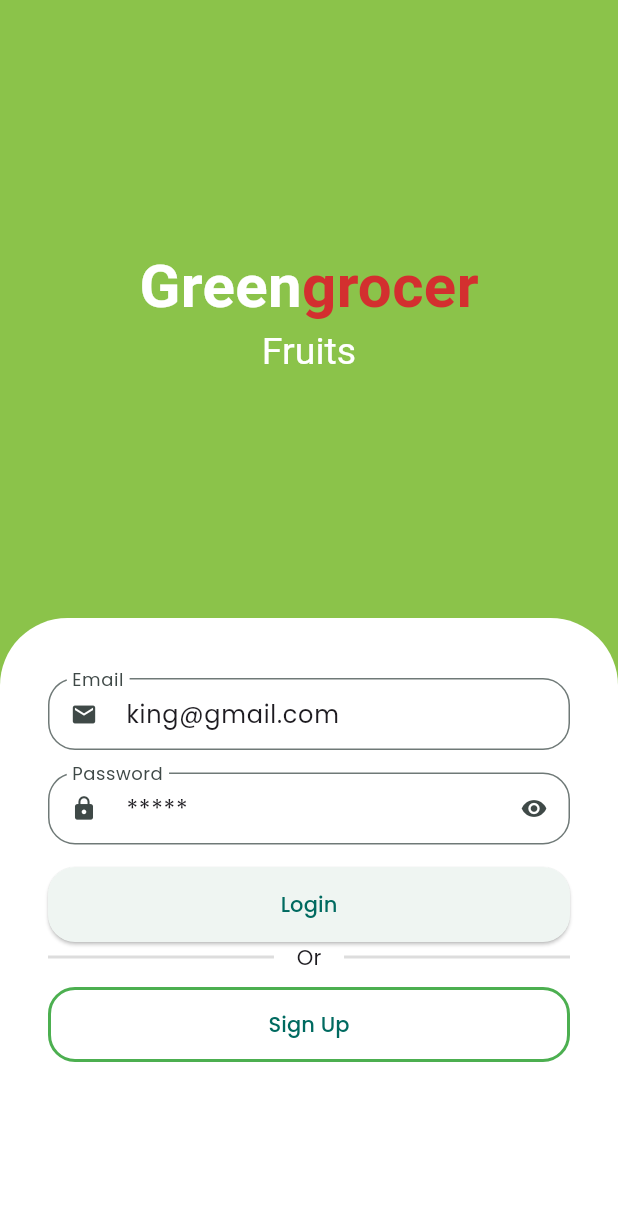
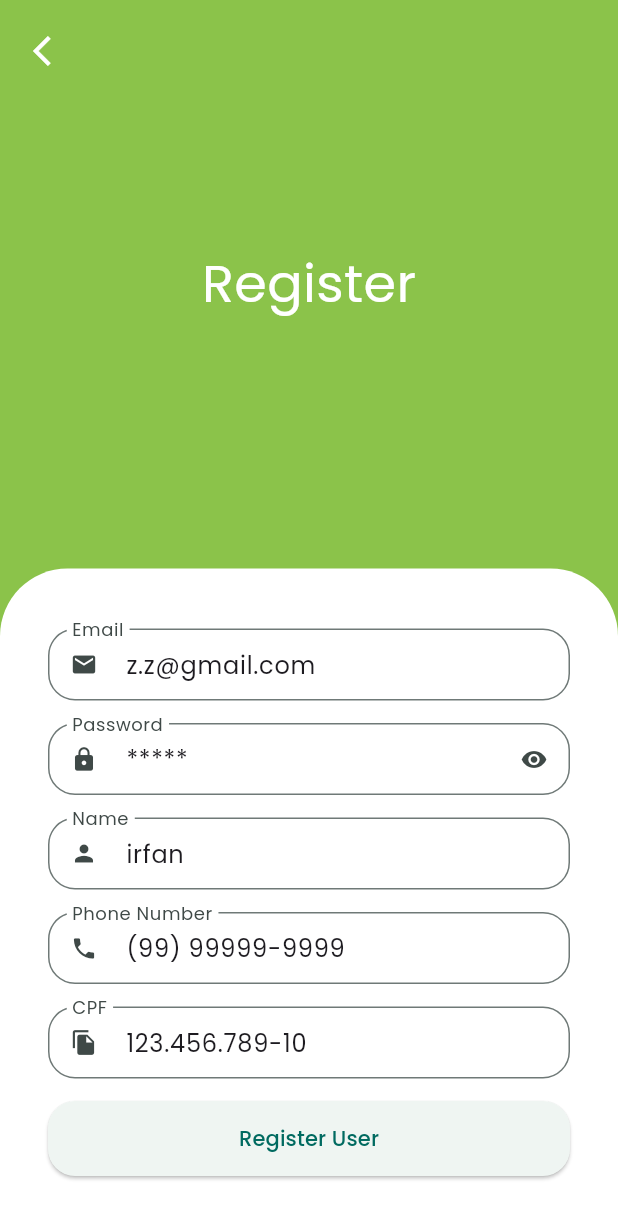
Before and after one commit to kingirfan/mvvm_with_bloc, a Flutter app: the screen it shows after launch, after a tap on "Sign Up", on a phone screen of 412 x 824 dp. Shown: the top 1219 px of the screen. Run offline on Flutter 3.47's test engine with Material 3 defaults, Android fonts, the phone set to English and light mode, and no system bars; drawn by our look-alikes of animated_text_kit; our stand-ins replace connectivity_plus, dio, equatable, flutter_bloc, get_it, go_router and 2 more; network calls fail.

```diff
--- a/lib/core/app/routes.dart
+++ b/lib/core/app/routes.dart
@@ -44,6 +44,7 @@
 //   },
 // );
 
+import 'package:bloc_with_mvvm/feature/auth/presentation/pages/sign_up_page.dart';
 import 'package:flutter/material.dart';
 import 'package:go_router/go_router.dart';
 
@@ -69,6 +70,10 @@ final router = GoRouter(
       builder: (context, state) => const SplashPage(),
     ),
     GoRoute(
+      path: '/register',
+      name: 'register',
+      builder: (context, state) => const SignUpPage(),
+    ),GoRoute(
       path: '/home',
       name: 'home',
       builder: (context, state) => const HomeOage(),
--- a/lib/core/di/locator.dart
+++ b/lib/core/di/locator.dart
@@ -1,3 +1,4 @@
+import 'package:bloc_with_mvvm/feature/auth/domain/usecase/sign_up_usecase.dart';
 import 'package:dio/dio.dart';
 import 'package:get_it/get_it.dart';
 
@@ -20,9 +21,14 @@ Future<void> setUpLocator() async {
   // UseCases
   sl.registerLazySingleton(() => ValidateTokenUseCase(sl()));
   sl.registerLazySingleton(() => LoginUseCase(sl()));
+  sl.registerLazySingleton(() => SignUpUseCase(sl()));
 
   // BLoCs
   sl.registerFactory(
-    () => AuthBloc(validateTokenUseCase: sl(), loginUseCase: sl()),
+    () => AuthBloc(
+      validateTokenUseCase: sl(),
+      loginUseCase: sl(),
+      signUpUseCase: sl(),
+    ),
   );
 }
--- a/lib/feature/auth/domain/repository/auth_repository.dart
+++ b/lib/feature/auth/domain/repository/auth_repository.dart
@@ -1,4 +1,13 @@
-abstract class AuthRepository{
+abstract class AuthRepository {
   Future<String> login({required String email, required String password});
+
   Future<bool> validateToken(String token);
+
+  Future<String> signUp({
+    required String email,
+    required String password,
+    required String fullName,
+    required String phone,
+    required String cpf,
+  });
 }
--- /dev/null
+++ b/lib/feature/auth/domain/usecase/sign_up_usecase.dart
@@ -0,0 +1,23 @@
+import 'package:bloc_with_mvvm/feature/auth/domain/repository/auth_repository.dart';
+
+class SignUpUseCase {
+  SignUpUseCase(this.authRepository);
+
+  final AuthRepository authRepository;
+
+  Future<String> call({
+    required String email,
+    required String password,
+    required String fullName,
+    required String phone,
+    required String cpf,
+  }) {
+    return authRepository.signUp(
+      email: email,
+      password: password,
+      fullName: fullName,
+      phone: phone,
+      cpf: cpf,
+    );
+  }
+}
--- a/lib/feature/auth/presentation/bloc/auth_bloc.dart
+++ b/lib/feature/auth/presentation/bloc/auth_bloc.dart
@@ -1,3 +1,4 @@
+import 'package:bloc_with_mvvm/feature/auth/domain/usecase/sign_up_usecase.dart';
 import 'package:dio/dio.dart';
 import 'package:flutter_bloc/flutter_bloc.dart';
 
@@ -10,12 +11,17 @@ import 'auth_state.dart';
 
 class AuthBloc extends Bloc<AuthEvent, AuthState> {
   final LoginUseCase loginUseCase;
+  final SignUpUseCase signUpUseCase;
   final ValidateTokenUseCase validateTokenUseCase;
 
-  AuthBloc({required this.loginUseCase, required this.validateTokenUseCase})
-    : super(AuthInitial()) {
+  AuthBloc({
+    required this.loginUseCase,
+    required this.validateTokenUseCase,
+    required this.signUpUseCase,
+  }) : super(AuthInitial()) {
     on<AuthLoginRequested>(_onLoginRequested);
     on<ValidateTokenRequested>(_onValidateTokenRequested);
+    on<AuthSignUpRequested>(_onSignUpRequested);
   }
 
   Future<void> _onLoginRequested(
@@ -25,10 +31,43 @@ class AuthBloc extends Bloc<AuthEvent, AuthState> {
     emit(AuthLoading());
 
     try {
-      final token = await loginUseCase(email: event.email, password: event.password);
+      final token = await loginUseCase(
+        email: event.email,
+        password: event.password,
+      );
       emit(AuthSuccess(token));
     } on DioException catch (e) {
-      if (e.type == DioExceptionType.cancel && e.error is UnauthorizedException) return;
+      if (e.type == DioExceptionType.cancel &&
+          e.error is UnauthorizedException) {
+        return;
+      }
+
+      emit(AuthFailure(mapDioError(e)));
+    } catch (e) {
+      emit(const AuthFailure(UnknownException()));
+    }
+  }
+
+  Future<void> _onSignUpRequested(
+    AuthSignUpRequested event,
+    Emitter<AuthState> emit,
+  ) async {
+    emit(AuthLoading());
+
+    try {
+      final token = await signUpUseCase(
+        email: event.email,
+        password: event.password,
+        fullName: event.fullName,
+        phone: event.phone,
+        cpf: event.cpf,
+      );
+      emit(AuthSuccess(token));
+    } on DioException catch (e) {
+      if (e.type == DioExceptionType.cancel &&
+          e.error is UnauthorizedException) {
+        return;
+      }
 
       emit(AuthFailure(mapDioError(e)));
     } catch (e) {
--- a/lib/feature/auth/presentation/bloc/auth_event.dart
+++ b/lib/feature/auth/presentation/bloc/auth_event.dart
@@ -17,8 +17,27 @@ class AuthLoginRequested extends AuthEvent {
   List<Object> get props => [email, password];
 }
 
+class AuthSignUpRequested extends AuthEvent {
+  final String email;
+  final String password;
+  final String fullName;
+  final String phone;
+  final String cpf;
+
+  const AuthSignUpRequested({
+    required this.email,
+    required this.password,
+    required this.fullName,
+    required this.phone,
+    required this.cpf,
+  });
+
+  @override
+  List<Object> get props => [email, password, fullName, phone, cpf];
+}
 
 class ValidateTokenRequested extends AuthEvent {
   final String token;
+
   const ValidateTokenRequested(this.token);
 }
--- a/lib/feature/auth/presentation/pages/login_page.dart
+++ b/lib/feature/auth/presentation/pages/login_page.dart
@@ -52,7 +52,6 @@ class _LoginPageState extends State<LoginPage> {
             } else {
               GoRouter.of(context).go('/home');
             }
-
           } else if (state is AuthFailure) {
             Navigator.of(context).pop();
             showAppError(context, state.error);
@@ -190,7 +189,7 @@ class _LoginPageState extends State<LoginPage> {
                             height: 50,
                             child: OutlinedButton(
                               onPressed: () {
-                                // Get.toNamed(PagesRoutes.signUpRoute);
+                                GoRouter.of(context).go('/register');
                               },
                               style: OutlinedButton.styleFrom(
                                 side: const BorderSide(
--- /dev/null
+++ b/lib/feature/auth/presentation/pages/sign_up_page.dart
@@ -0,0 +1,166 @@
+import 'package:bloc_with_mvvm/core/utils/validators.dart';
+import 'package:bloc_with_mvvm/feature/auth/presentation/view_models/sign_up_view_model.dart';
+import 'package:flutter/material.dart';
+import 'package:flutter_bloc/flutter_bloc.dart';
+import 'package:go_router/go_router.dart';
+
+import '../../../../common/widgets/custom_text_fields.dart';
+import '../../../../core/theme/custom_colors.dart';
+import '../../../../core/utils/helpers/ui_helpers.dart';
+import '../../../../core/utils/navigation_history.dart';
+import '../bloc/auth_bloc.dart';
+import '../bloc/auth_state.dart';
+
+class SignUpPage extends StatefulWidget {
+  const SignUpPage({super.key});
+
+  @override
+  State<SignUpPage> createState() => _SignUpPageState();
+}
+
+class _SignUpPageState extends State<SignUpPage> {
+
+  final SignUpViewModel signUpViewModel = SignUpViewModel();
+
+  @override
+  void dispose() {
+    signUpViewModel.dispose();
+    super.dispose();
+  }
+
+  @override
+  Widget build(BuildContext context) {
+    final size = MediaQuery
+        .of(context)
+        .size;
+    return Scaffold(
+      backgroundColor: CustomColors.customSwatchColor,
+      body: BlocListener<AuthBloc, AuthState>(
+        listener: (context, state) {
+          if (state is AuthLoading) {
+            showDialog(
+              context: context,
+              barrierDismissible: false,
+              builder: (_) => const Center(child: CircularProgressIndicator()),
+            );
+          } else if (state is AuthSuccess) {
+            Navigator.of(context).pop();
+
+            final lastRoute = NavigationHistory.lastAttemptedRoute;
+            if (lastRoute != null && lastRoute != '/login') {
+              GoRouter.of(context).go(lastRoute);
+              NavigationHistory.clear();
+            } else {
+              GoRouter.of(context).go('/home');
+            }
+          } else if (state is AuthFailure) {
+            Navigator.of(context).pop();
+            showAppError(context, state.error);
+          }
+        },
+        child: SingleChildScrollView(
+          child: SizedBox(
+            height: size.height,
+            width: size.width,
+            child: Stack(
+              children: [
+                Column(
+                  children: [
+                    const Expanded(
+                      child: Center(
+                        child: Text(
+                          'Register',
+                          style: TextStyle(fontSize: 35, color: Colors.white),
+                        ),
+                      ),
+                    ),
+                    Container(
+                      padding: const EdgeInsets.symmetric(
+                        horizontal: 32,
+                        vertical: 40,
+                      ),
+                      decoration: const BoxDecoration(
+                        color: Colors.white,
+                        borderRadius: BorderRadius.vertical(
+                          top: Radius.circular(45),
+                        ),
+                      ),
+                      child: Form(
+                        key: signUpViewModel.formKey,
+                        child: Column(
+                          crossAxisAlignment: CrossAxisAlignment.stretch,
+                          children: [
+                            CustomTextField(
+                              label: 'Email',
+                              icon: Icons.email,
+                              textEditingController: signUpViewModel.emailController,
+                              validator: Validators.validateEmail,
+                              onSaved: (value) {},
+                            ),
+                            CustomTextField(
+                              textEditingController: signUpViewModel.passwordController,
+                              label: 'Password',
+                              validator: Validators.validatePassword,
+                              icon: Icons.lock,
+                              onSaved: (value) {},
+                              isSecret: true,
+                            ),
+                            CustomTextField(
+                              label: 'Name',
+                              icon: Icons.person,
+                              textEditingController: signUpViewModel.fullNameController,
+                              onSaved: (value) {},
+                            ),
+                            CustomTextField(
+                              label: 'Phone Number',
+                              icon: Icons.phone,
+                              onSaved: (value) {},
+                              textEditingController: signUpViewModel.phoneController,
+                              textInputType: TextInputType.phone,
+                            ),
+                            CustomTextField(
+                              label: 'CPF',
+                              textEditingController: signUpViewModel.cpfController,
+                              icon: Icons.file_copy,
+                              onSaved: (value) {},
+                              textInputType: TextInputType.number,
+                            ),
+                            SizedBox(
+                              height: 50,
+                              child: ElevatedButton(
+                                style: ElevatedButton.styleFrom(
+                                  shape: RoundedRectangleBorder(
+                                    borderRadius: BorderRadius.circular(18),
+                                  ),
+                                ),
+                                onPressed: () {
+                                  signUpViewModel.signUp(context);
+                                },
+                                child: const Text('Register User'),
+                              ),
+                            ),
+                          ],
+                        ),
+                      ),
+                    ),
+                  ],
+                ),
+                Positioned(
+                  left: 10,
+                  top: 10,
+                  child: SafeArea(
+                    child: IconButton(
+                      onPressed: () {},
+                      icon: const Icon(
+                          Icons.arrow_back_ios, color: Colors.white),
+                    ),
+                  ),
+                ),
+              ],
+            ),
+          ),
+        ),
+      ),
+    );
+  }
+}
--- /dev/null
+++ b/lib/feature/auth/presentation/view_models/sign_up_view_model.dart
@@ -0,0 +1,45 @@
+import 'package:bloc_with_mvvm/feature/auth/presentation/bloc/auth_event.dart';
+import 'package:flutter/material.dart';
+import 'package:flutter_bloc/flutter_bloc.dart';
+
+import '../bloc/auth_bloc.dart';
+
+class SignUpViewModel {
+  final GlobalKey<FormState> formKey = GlobalKey<FormState>();
+
+  final emailController = TextEditingController(text: 'z.z@gmail.com');
+  final passwordController = TextEditingController(text: 'irfan');
+  final fullNameController = TextEditingController(text: 'irfan');
+  final phoneController = TextEditingController(text: '(99) 99999-9999');
+  final cpfController = TextEditingController(text: '123.456.789-10');
+
+  void signUp(BuildContext context) {
+    if (!formKey.currentState!.validate()) return;
+
+    final email = emailController.text.trim();
+    final password = passwordController.text;
+    final fullName = fullNameController.text;
+    final phone = phoneController.text;
+    final cpf = cpfController.text;
+
+    final bloc = BlocProvider.of<AuthBloc>(context);
+
+    bloc.add(
+      AuthSignUpRequested(
+        email: email,
+        password: password,
+        fullName: fullName,
+        phone: phone,
+        cpf: cpf,
+      ),
+    );
+  }
+
+  void dispose() {
+    emailController.dispose();
+    passwordController.dispose();
+    fullNameController.dispose();
+    phoneController.dispose();
+    cpfController.dispose();
+  }
+}
```
Also changed, not shown: lib/core/utils/exceptions/exception_mapper.dart (+7 -1 lines), lib/feature/auth/data/repositories/auth_repository_impl.dart (+25 -0 lines).
